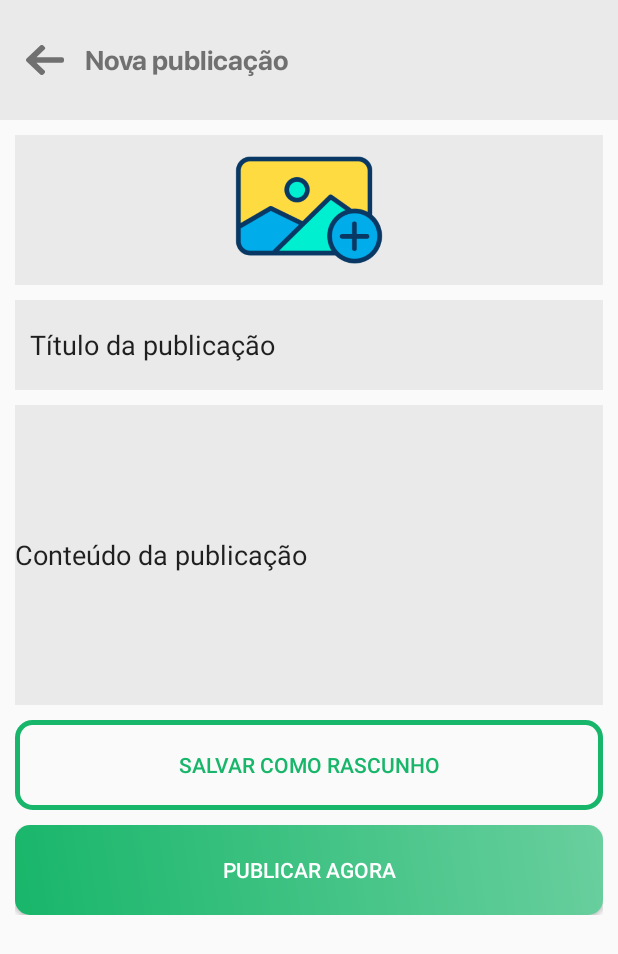
After one commit to rgllima/regional-news-app, an Android app: the layout fragment_article_write.xml on its own in the app's theme, with its tools: preview values and no code run, on a phone screen of 412 x 824 dp. The commit adds this screen. Shown: the top 954 px of the screen. Run offline under Robolectric (Android 15) with nearby library versions, the phone set to English and light mode, and no system bars.

Commit message:
Criação das Telas de Publicação e Listagem de Artigos

```diff
--- /dev/null
+++ b/app/src/main/res/layout/fragment_article_write.xml
@@ -0,0 +1,127 @@
+<?xml version="1.0" encoding="utf-8"?>
+<LinearLayout xmlns:android="http://schemas.android.com/apk/res/android"
+    xmlns:app="http://schemas.android.com/apk/res-auto"
+    android:orientation="vertical" android:layout_width="match_parent"
+    android:layout_height="match_parent">
+
+    <LinearLayout
+        android:layout_width="match_parent"
+        android:layout_height="80dp"
+        android:layout_gravity="center_vertical"
+        android:background="#EAEAEA"
+        android:gravity="clip_vertical"
+        android:orientation="horizontal"
+        android:padding="10dp">
+
+        <LinearLayout
+            android:layout_width="0dp"
+            android:layout_height="match_parent"
+            android:layout_weight="1"
+            android:gravity="center_vertical"
+            android:orientation="horizontal">
+
+            <LinearLayout
+                android:id="@+id/article_publish_back_btn"
+                android:layout_width="wrap_content"
+                android:layout_height="match_parent"
+                android:gravity="center_horizontal|center_vertical"
+                android:orientation="horizontal">
+
+                <ImageView
+                    android:layout_width="25dp"
+                    android:layout_height="20dp"
+                    android:layout_marginStart="7dp"
+                    android:background="@drawable/back" />
+            </LinearLayout>
+
+            <TextView
+                android:layout_width="wrap_content"
+                android:layout_height="wrap_content"
+                android:layout_marginStart="13dp"
+                android:fontFamily="@font/sfbold"
+                android:text="Nova publicação"
+                android:textAlignment="center"
+                android:textColor="#707070"
+                android:textSize="18sp"></TextView>
+        </LinearLayout>
+
+
+    </LinearLayout>
+
+    <ScrollView
+        android:layout_width="match_parent"
+        android:layout_height="match_parent">
+
+        <LinearLayout
+            android:layout_width="match_parent"
+            android:layout_height="wrap_content"
+            android:orientation="vertical"
+            android:padding="10dp">
+
+            <LinearLayout
+                android:layout_width="match_parent"
+                android:layout_height="100dp"
+                android:background="@drawable/input_bg"
+                android:orientation="vertical">
+
+                <ImageView
+                    android:id="@+id/articleCover"
+                    android:layout_width="match_parent"
+                    android:layout_height="match_parent"
+                    app:srcCompat="@drawable/add_image" />
+            </LinearLayout>
+
+            <LinearLayout
+                android:layout_width="match_parent"
+                android:layout_height="wrap_content"
+                android:orientation="vertical">
+
+                <EditText
+                    android:id="@+id/articleTitle"
+                    android:layout_width="match_parent"
+                    android:layout_height="60dp"
+                    android:layout_marginTop="10dp"
+                    android:background="@drawable/input_bg"
+                    android:ems="10"
+                    android:inputType="textPersonName"
+                    android:paddingLeft="10dp"
+                    android:paddingRight="10dp"
+                    android:text="Título da publicação" />
+
+                <EditText
+                    android:id="@+id/articleText"
+                    android:layout_width="match_parent"
+                    android:layout_height="200dp"
+                    android:layout_marginTop="10dp"
+                    android:background="@drawable/input_bg"
+                    android:ems="10"
+                    android:inputType="textPersonName"
+                    android:text="Conteúdo da publicação" />
+            </LinearLayout>
+
+            <LinearLayout
+                android:layout_width="match_parent"
+                android:layout_height="wrap_content"
+                android:orientation="vertical">
+
+                <Button
+                    android:id="@+id/articleDraftBtn"
+                    android:layout_width="match_parent"
+                    android:layout_height="60dp"
+                    android:layout_marginTop="10dp"
+                    android:background="@drawable/outline_btn"
+                    android:text="Salvar como rascunho"
+                    android:textColor="#18B66A" />
+
+                <Button
+                    android:id="@+id/articlePublishBtn"
+                    android:layout_width="match_parent"
+                    android:layout_height="60dp"
+                    android:layout_marginTop="10dp"
+                    android:background="@drawable/gradient_btn"
+                    android:text="Publicar agora"
+                    android:textColor="#FFF" />
+            </LinearLayout>
+        </LinearLayout>
+    </ScrollView>
+</LinearLayout>
--- a/app/src/main/res/layout/fragment_home.xml
+++ b/app/src/main/res/layout/fragment_home.xml
@@ -1,6 +1,5 @@
 <?xml version="1.0" encoding="utf-8"?>
 <LinearLayout xmlns:android="http://schemas.android.com/apk/res/android"
-    xmlns:app="http://schemas.android.com/apk/res-auto"
     xmlns:tools="http://schemas.android.com/tools"
     android:id="@+id/homeLayout"
     android:layout_width="match_parent"
@@ -60,7 +59,7 @@
             android:orientation="vertical">
 
             <ImageView
-                android:id="@+id/search_article"
+                android:id="@+id/logout"
                 android:layout_width="27dp"
                 android:layout_height="27dp"
                 android:layout_gravity="right|center_vertical"
--- a/app/src/main/res/layout/fragment_select_city.xml
+++ b/app/src/main/res/layout/fragment_select_city.xml
@@ -20,7 +20,7 @@
             android:orientation="horizontal">
 
             <LinearLayout
-                android:id="@+id/back_button"
+                android:id="@+id/article_publish_back_btn"
                 android:layout_width="wrap_content"
                 android:layout_height="match_parent"
                 android:gravity="center_horizontal|center_vertical"
--- a/app/src/main/res/layout/fragment_settings.xml
+++ b/app/src/main/res/layout/fragment_settings.xml
@@ -24,7 +24,7 @@
             android:orientation="horizontal">
 
             <LinearLayout
-                android:id="@+id/back_button"
+                android:id="@+id/article_publish_back_btn"
                 android:layout_width="wrap_content"
                 android:layout_height="match_parent"
                 android:gravity="center_horizontal|center_vertical"
```
Also changed, not shown: app/src/main/res/layout/article_simple_item.xml (added, +23 -0 lines), app/src/main/res/layout/fragment_article_author_list.xml (added, +62 -0 lines), app/src/main/res/drawable-v24/add_image.png (added), app/src/main/res/drawable-v24/logout.png (added), app/src/main/res/drawable-v24/plus.png (added).
